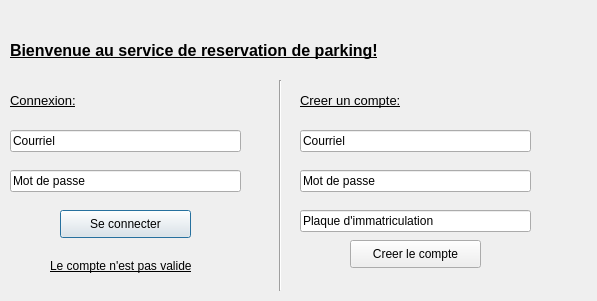
Before: the Qt Designer form test2/login.ui in MaximeCardinal/HackQc, drawn with Qt 5.
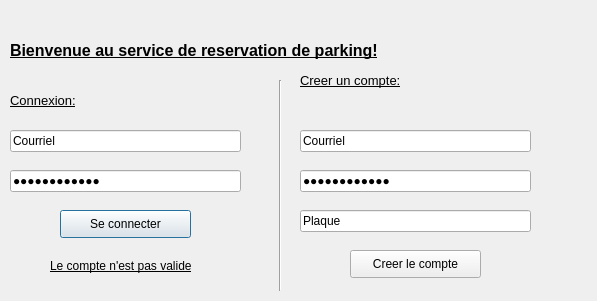
After: the same form once the commit is applied.

Patch:
```diff
--- a/test2/login.ui
+++ b/test2/login.ui
@@ -61,7 +61,7 @@
    <property name="geometry">
     <rect>
      <x>300</x>
-     <y>80</y>
+     <y>60</y>
      <width>141</width>
      <height>41</height>
     </rect>
@@ -110,6 +110,9 @@
    <property name="text">
     <string>Mot de passe</string>
    </property>
+   <property name="echoMode">
+    <enum>QLineEdit::Password</enum>
+   </property>
   </widget>
   <widget class="QPushButton" name="pushButton_SeConnecter">
    <property name="geometry">
@@ -177,6 +180,9 @@
    <property name="text">
     <string>Mot de passe</string>
    </property>
+   <property name="echoMode">
+    <enum>QLineEdit::Password</enum>
+   </property>
   </widget>
   <widget class="QLineEdit" name="lineEdit_PlaqueNouvCompte">
    <property name="geometry">
@@ -193,14 +199,17 @@
     </font>
    </property>
    <property name="text">
-    <string>Plaque d'immatriculation</string>
+    <string>Plaque</string>
+   </property>
+   <property name="maxLength">
+    <number>6</number>
    </property>
   </widget>
   <widget class="QPushButton" name="pushButton_CreerNouvCompte">
    <property name="geometry">
     <rect>
      <x>350</x>
-     <y>240</y>
+     <y>250</y>
      <width>131</width>
      <height>28</height>
     </rect>
```
